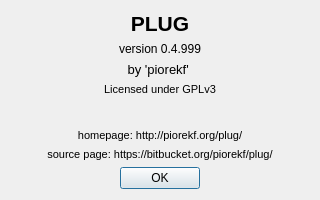
This is plug/about.ui in b2ornot2b/plug as Qt 5 draws it before an edit. The edited form follows.
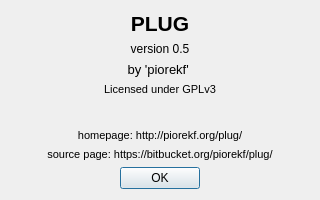
This is the edited form.

```diff
--- a/plug/about.ui
+++ b/plug/about.ui
@@ -34,7 +34,7 @@
    <item>
     <widget class="QLabel" name="label_6">
      <property name="text">
-      <string>version 0.4.999</string>
+      <string>version 0.5</string>
      </property>
      <property name="alignment">
       <set>Qt::AlignCenter</set>
```
